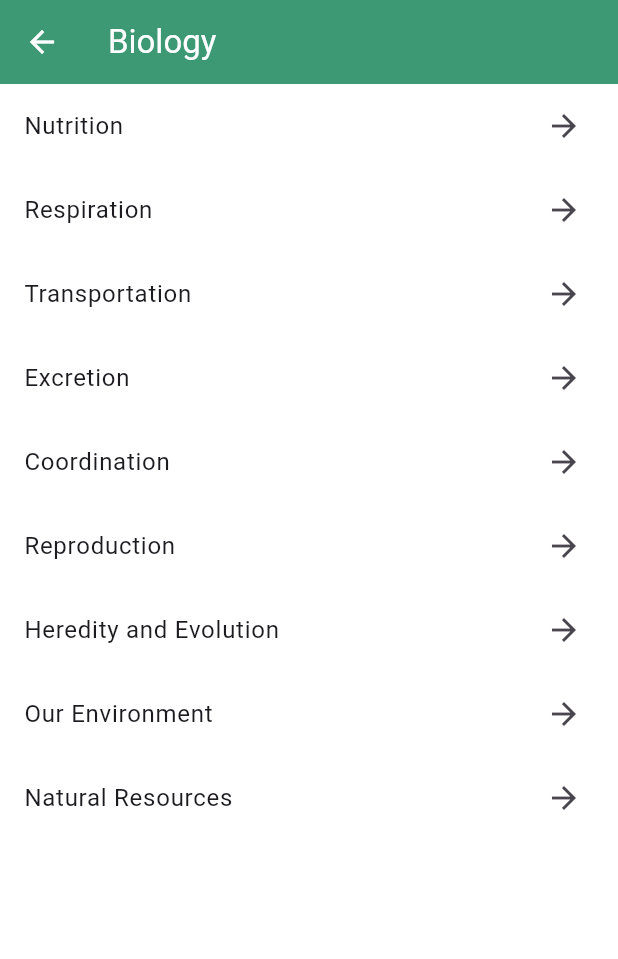
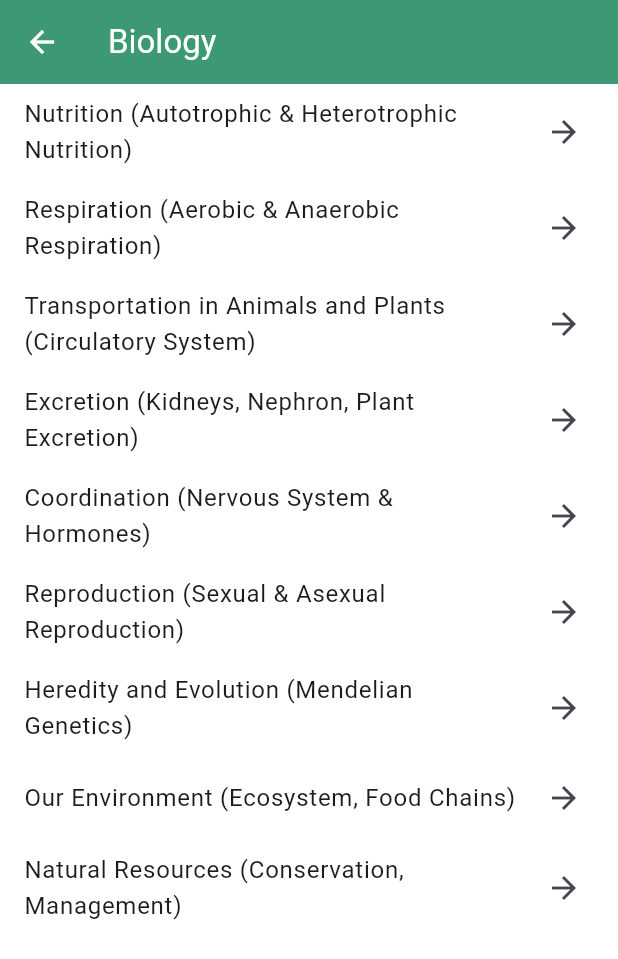
Before and after one commit to Abdulgaffar888/Edurance-AI-, a Flutter app: the screen it shows after launch, after a tap on "Biology", on a phone screen of 412 x 824 dp. Shown: the top 959 px of the screen. Run offline on Flutter 3.47's test engine with Material 3 defaults, Android fonts, the phone set to English and light mode, and no system bars; our stand-ins replace firebase_core; accounts and stored records are empty; project files that could hold a hidden picture were left out.

Commit message:
Jazakallah Khair

```diff
--- a/edurance-app/lib/screens/topic_list_screen.dart
+++ b/edurance-app/lib/screens/topic_list_screen.dart
@@ -7,47 +7,47 @@ class TopicListScreen extends StatelessWidget {
 
   static const topics = {
     'Mathematics': [
-      'Real Numbers',
-      'Sets',
-      'Polynomials',
-      'Pair of Linear Equations in Two Variables',
-      'Quadratic Equations',
-      'Progressions',
-      'Coordinate Geometry',
-      'Similar Triangles',
-      'Tangents and Secants to a Circle',
-      'Mensuration',
-      'Trigonometry',
-      'Applications of Trigonometry',
-      'Probability',
-      'Statistics',
+    'Real Numbers (Prime Factorization, HCF, LCM, Irrational Numbers)',
+    'Sets (Venn Diagrams, Union, Intersection, Complement)',
+    'Polynomials (Zeroes, Division Algorithm, Relationship)',
+    'Pair of Linear Equations in Two Variables (Graphical & Algebraic Methods)',
+    'Quadratic Equations (Factorization & Quadratic Formula)',
+    'Progressions (Arithmetic & Geometric Progressions)',
+    'Coordinate Geometry (Distance Formula, Section Formula)',
+    'Similar Triangles (Criteria & Applications)',
+    'Tangents and Secants to a Circle (Theorems & Properties)',
+    'Mensuration (Surface Area & Volume of Solids)',
+    'Trigonometry (Trigonometric Ratios & Identities)',
+    'Applications of Trigonometry (Heights & Distances)',
+    'Probability (Theoretical & Experimental Probability)',
+    'Statistics (Mean, Median, Mode of Grouped Data)',
   ],
   'Chemistry': [
-      'Chemical Equations',
-      'Acids, Bases and Salts',
-      'Structure of Atom',
-      'Classification of Elements',
-      'Chemical Bonding',
-      'Principles of Metallurgy',
-      'Carbon and its Compounds',
+    'Chemical Equations (Balancing, Types, Stoichiometry)',
+    'Acids, Bases and Salts (Properties, pH Scale, Indicators)',
+    'Structure of Atom (Electron Configuration, Quantum Numbers)',
+    'Classification of Elements (Periodic Table, Trends)',
+    'Chemical Bonding (Ionic, Covalent, Metallic Bonds)',
+    'Principles of Metallurgy (Extraction, Refining, Alloys)',
+    'Carbon and its Compounds (Hydrocarbons, Functional Groups)',
   ],
   'Biology': [
-      'Nutrition',
-      'Respiration',
-      'Transportation',
-      'Excretion',
-      'Coordination',
-      'Reproduction',
-      'Heredity and Evolution',
-      'Our Environment',
-      'Natural Resources',
+    'Nutrition (Autotrophic & Heterotrophic Nutrition)',
+    'Respiration (Aerobic & Anaerobic Respiration)',
+    'Transportation in Animals and Plants (Circulatory System)',
+    'Excretion (Kidneys, Nephron, Plant Excretion)',
+    'Coordination (Nervous System & Hormones)',
+    'Reproduction (Sexual & Asexual Reproduction)',
+    'Heredity and Evolution (Mendelian Genetics)',
+    'Our Environment (Ecosystem, Food Chains)',
+    'Natural Resources (Conservation, Management)',
   ],
   'Physics': [
-      'Electricity',
-      'Motion',
-      'Force and Laws of Motion',
-      'Work and Energy',
-      'Light',
+    'Electricity (Ohm\'s Law, Circuits, Heating Effect)',
+    'Motion (Distance, Displacement, Velocity, Acceleration)',
+    'Force and Laws of Motion (Newton\'s Laws, Momentum)',
+    'Work and Energy (Conservation, Power, Simple Machines)',
+    'Light (Reflection, Refraction, Lenses, Human Eye)',
   ],
 };
 
```
Also changed, not shown: 1 other file. Lines whose indentation alone changed are shown as unchanged.
